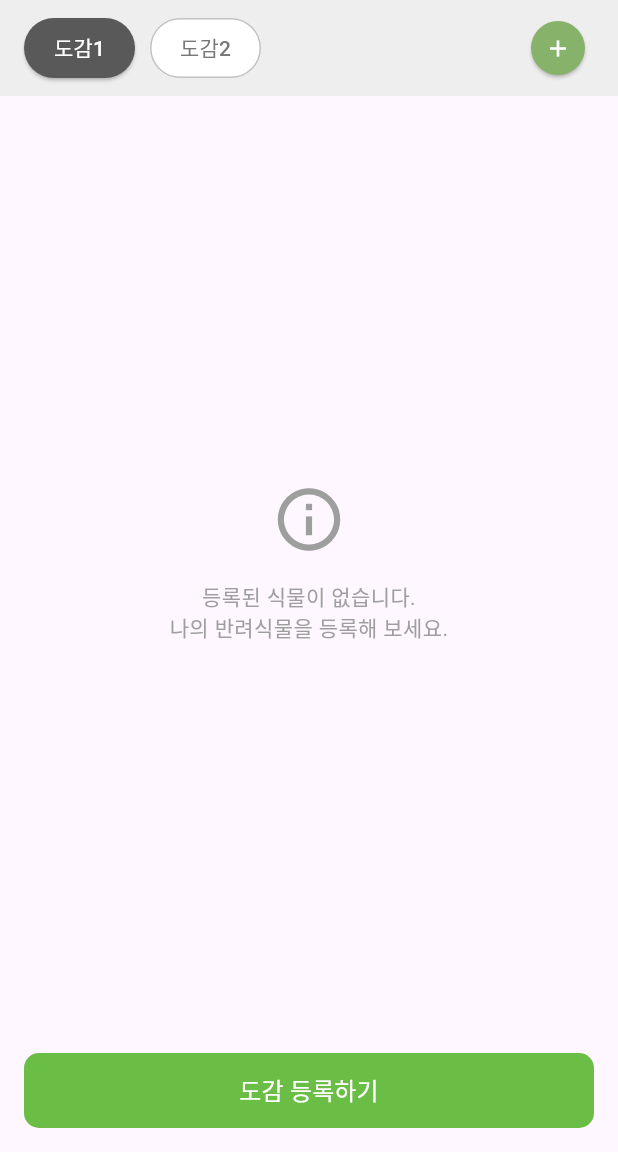
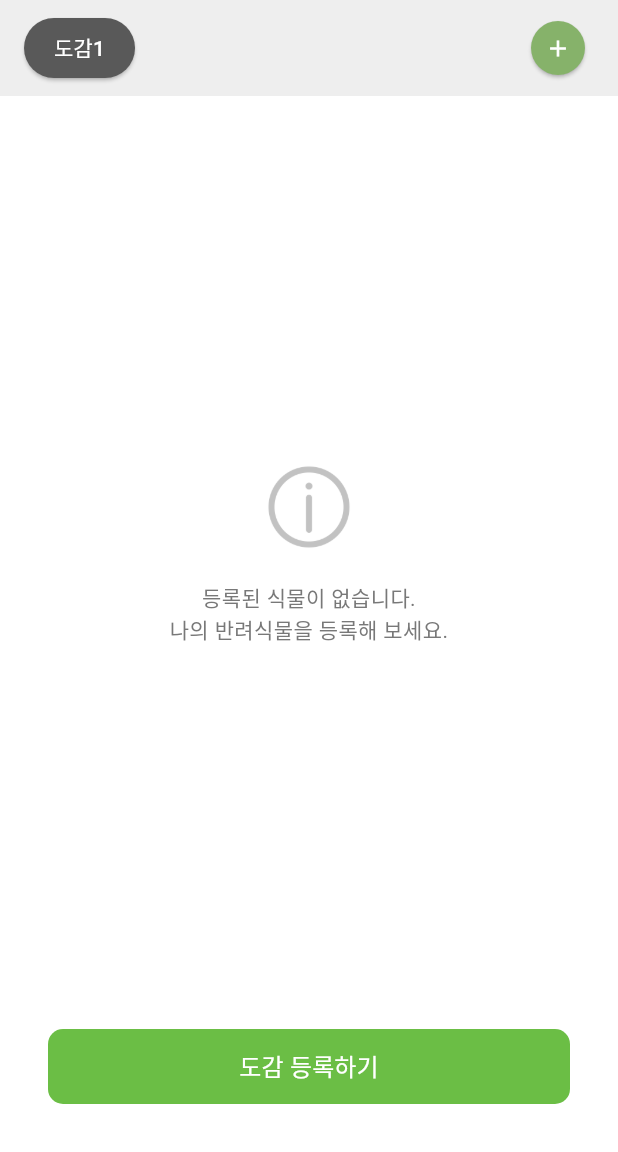
Before and after one commit to kimjaehui02/WonRoom, a Flutter app: the screen it shows after launch, on a phone screen of 412 x 824 dp, the part 84-1236 px from its top. Run offline on Flutter 3.47's test engine with Material 3 defaults, Android fonts, the phone set to English and light mode, and no system bars.

Commit message:
텍스트 색상 수정
텍스트 색상 수정

```diff
--- a/wonroom/lib/myPlant.dart
+++ b/wonroom/lib/myPlant.dart
@@ -498,7 +498,8 @@ class Myplant extends StatelessWidget {
                                   child: Column(
                                     children: [
                                       Text('기록이 없습니다. \n 기록을 추가해보세요.',
-                                      textAlign: TextAlign.center,),
+                                      textAlign: TextAlign.center,
+                                      style: TextStyle(color: Color(0xff787878)),),
                                     ],
                                   ),
                                 )
@@ -539,7 +540,8 @@ class Myplant extends StatelessWidget {
                                   child: Column(
                                     children: [
                                       Text('기록이 없습니다. \n 기록을 추가해보세요.',
-                                        textAlign: TextAlign.center,),
+                                        textAlign: TextAlign.center,
+                                      style: TextStyle(color: Color(0xff787878)),),
                                     ],
                                   ),
                                 )
--- a/wonroom/lib/myPlantNull.dart
+++ b/wonroom/lib/myPlantNull.dart
@@ -21,7 +21,9 @@ class MyplantNull extends StatelessWidget {
           },
         ),
       ),
-      body: Column(
+      body: Container(
+        color: Colors.white,
+        child: Column(
           children: [
             // 도감
             Container(
@@ -48,30 +50,6 @@ class MyplantNull extends StatelessWidget {
                           child: Text(
                             '도감1',
                             style: TextStyle(color: Colors.white), // 텍스트 스타일
-                        ),
-                      ),
-                    ),
-
-                    Container(
-                      margin: EdgeInsets.only(right: 10),
-                      child: OutlinedButton(
-                        style: OutlinedButton.styleFrom(
-                          backgroundColor: Colors.white, // 배경 색상
-                          padding: EdgeInsets.symmetric(vertical: 8, horizontal: 20), // 내부 여백
-                          side: BorderSide( // 테두리 스타일
-                            color: Color(0xffc2c2c2), // 테두리 색상
-                            width: 1, // 테두리 두께
-                          ),
-                          shape: RoundedRectangleBorder( // 모서리 둥글게
-                            borderRadius: BorderRadius.circular(20),
-                          ),
-                        ),
-                        onPressed: () {
-                          // 버튼 클릭 시 실행될 코드
-                        },
-                        child: Text(
-                          '도감2',
-                          style: TextStyle(color: Color(0xff787878)), // 텍스트 스타일
                           ),
                         ),
                       ),
@@ -106,17 +84,15 @@ class MyplantNull extends StatelessWidget {
                 child: Column(
                   mainAxisAlignment: MainAxisAlignment.center,
                   children: [
-                  Icon(
-                    Icons.info_outline,
-                    color: Colors.grey,
-                    size: 50,
+                    ImageIcon(AssetImage('images/info.png'),
+                      size: 100,
+                      color: Color(0xffc2c2c2),
                     ),
-                  SizedBox(height: 16),
                     Text(
                       '등록된 식물이 없습니다.\n나의 반려식물을 등록해 보세요.',
                       textAlign: TextAlign.center,
                       style: TextStyle(
-                      color: Colors.grey,
+                        color: Color(0xff787878),
                         fontSize: 14,
                       ),
                     ),
@@ -128,7 +104,7 @@ class MyplantNull extends StatelessWidget {
             // 하단 버튼
             Container(
               width: double.infinity,
-            padding: EdgeInsets.all(16),
+              padding: EdgeInsets.all(32),
               child: ElevatedButton(
                 onPressed: () {
                   // 도감 등록하기 버튼 클릭 시 실행될 코드
@@ -152,6 +128,7 @@ class MyplantNull extends StatelessWidget {
             ),
           ],
         ),
+      ),
     );
   }
 }
```
Also changed, not shown: wonroom/images/info.png (added). Lines whose indentation alone changed are shown as unchanged.
